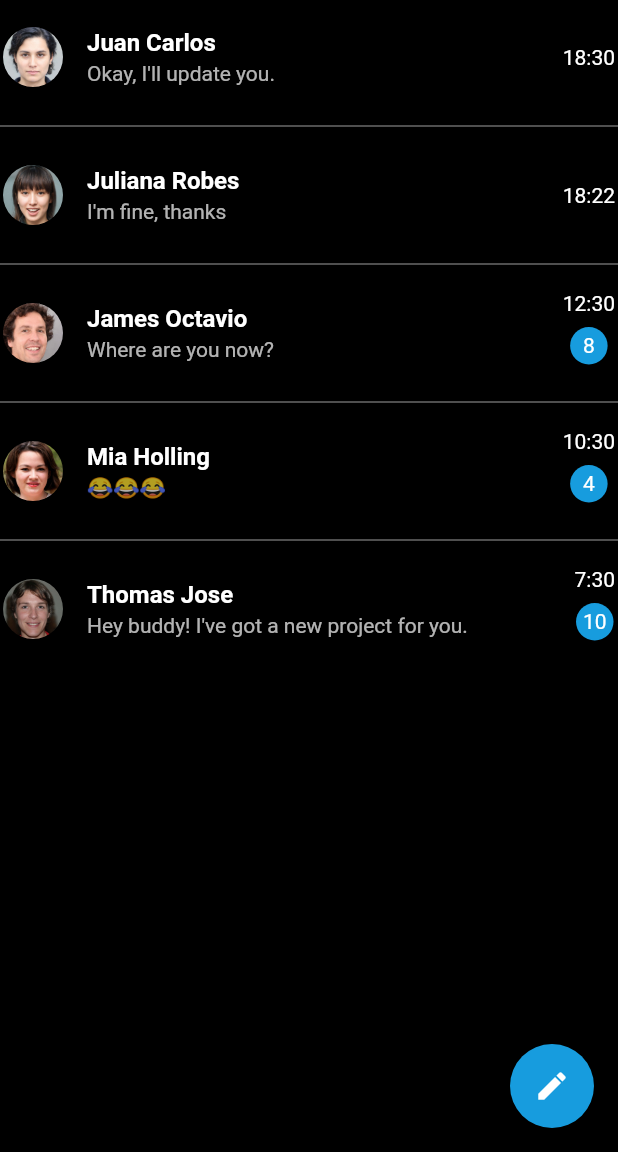
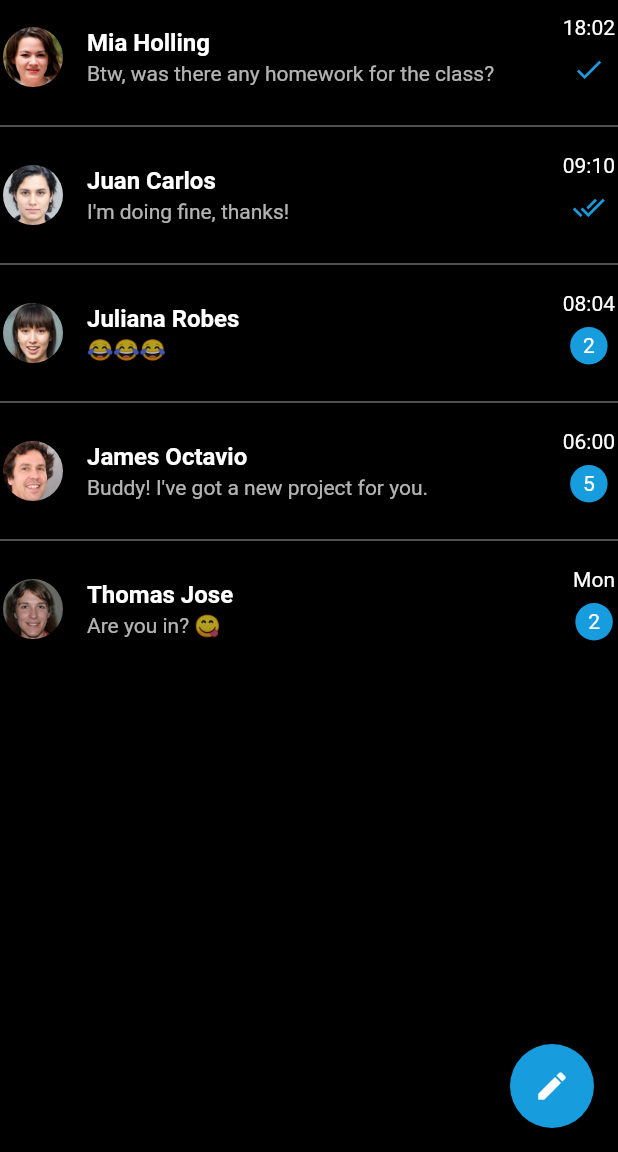
Before and after one commit to HeySreelal/TelegramUI, a Flutter app: the screen it shows after launch, on a phone screen of 412 x 824 dp, the part 84-1236 px from its top. Run offline on Flutter 3.47's test engine with Material 2 defaults, Android fonts, the phone set to English and light mode, and no system bars.

Commit message:
A better home & Refactors 🚒

```diff
--- a/lib/data/chats.dart
+++ /dev/null
@@ -1,49 +0,0 @@
-import 'package:telegram/models/chat.dart';
-
-class OwlData {
-  static List<Chat> chats = [
-    Chat(
-      id: 1,
-      name: "James Octavio",
-      lastMessage: "Where are you now?",
-      time: DateTime(2020, 4, 4, 12, 30),
-      isOnline: false,
-      unread: true,
-      unreadCount: 8,
-    ),
-    Chat(
-      id: 2,
-      name: "Juliana Robes",
-      lastMessage: "I'm fine, thanks",
-      time: DateTime(2020, 4, 4, 18, 22),
-      isOnline: true,
-      unread: false,
-    ),
-    Chat(
-      id: 3,
-      name: "Juan Carlos",
-      lastMessage: "Okay, I'll update you.",
-      time: DateTime(2020, 4, 4, 18, 30),
-      isOnline: false,
-      unread: false,
-    ),
-    Chat(
-      id: 4,
-      name: "Mia Holling",
-      lastMessage: "😂😂😂",
-      time: DateTime(2020, 4, 4, 10, 30),
-      isOnline: false,
-      unread: true,
-      unreadCount: 4,
-    ),
-    Chat(
-      id: 5,
-      name: "Thomas Jose",
-      lastMessage: "Hey buddy! I've got a new project for you.",
-      time: DateTime(2020, 4, 4, 7, 30),
-      isOnline: true,
-      unread: true,
-      unreadCount: 10,
-    ),
-  ];
-}
--- /dev/null
+++ b/lib/data/data.dart
@@ -0,0 +1,209 @@
+import 'package:telegram/models/chat.dart';
+import 'package:telegram/models/message.dart';
+
+class OwlData {
+  // The current user :)
+  static Chat get me => Chat(
+        id: 0,
+        name: "Peter Parker",
+        isOnline: true,
+      );
+
+  // All chats to be listed in the chat list
+  static List<Chat> chats = [
+    Chat(
+      id: 1,
+      name: "James Octavio",
+      isOnline: false,
+    ),
+    Chat(
+      id: 2,
+      name: "Juliana Robes",
+      isOnline: true,
+    ),
+    Chat(
+      id: 3,
+      name: "Juan Carlos",
+      isOnline: false,
+    ),
+    Chat(
+      id: 4,
+      name: "Mia Holling",
+      isOnline: false,
+    ),
+    Chat(
+      id: 5,
+      name: "Thomas Jose",
+      isOnline: true,
+    ),
+  ];
+
+  // All messages
+  static List<Message> get messages {
+    return [
+      // James Octavio
+      Message(
+        date: DateTime(2022, 4, 5, 6, 0, 0),
+        from: 1,
+        chatId: 1,
+        id: 1,
+        message: "Heyy, you up?",
+        read: false,
+      ),
+      Message(
+        date: DateTime(2022, 4, 5, 6, 0, 10),
+        from: 1,
+        chatId: 1,
+        id: 2,
+        message: "Mahnn!! Wake up, mannnn",
+        read: false,
+      ),
+      Message(
+        date: DateTime(2022, 4, 5, 6, 0, 20),
+        from: 1,
+        chatId: 1,
+        id: 3,
+        message: "Cmooonnn! Let's go out!",
+        read: false,
+      ),
+      Message(
+        date: DateTime(2022, 4, 5, 6, 0, 30),
+        from: 1,
+        chatId: 1,
+        id: 4,
+        message: "Maahnn, I'm coming!",
+        read: false,
+      ),
+      Message(
+        date: DateTime(2022, 4, 5, 6, 0, 40),
+        from: 1,
+        chatId: 1,
+        id: 5,
+        message: "Buddy! I've got a new project for you.",
+        read: false,
+      ),
+
+      // Messages from Juliana Robes
+      // chat id 2, from 2
+      Message(
+        date: DateTime(2022, 4, 5, 8, 0, 50),
+        from: 2,
+        chatId: 2,
+        id: 6,
+        message: "Hey, thank you for that free ticket!",
+      ),
+      Message(
+        date: DateTime(2022, 4, 5, 8, 0, 55),
+        from: 2,
+        chatId: 2,
+        id: 7,
+        message: "I'm going to the cinema with my friends.",
+      ),
+      Message(
+        date: DateTime(2022, 4, 5, 8, 2, 12),
+        from: 0,
+        chatId: 2,
+        id: 8,
+        message: "Have some fun, babe!",
+      ),
+      Message(
+        date: DateTime(2022, 4, 5, 8, 3, 20),
+        from: 2,
+        chatId: 2,
+        id: 9,
+        message: "Sure thing.",
+        read: false,
+      ),
+      Message(
+        date: DateTime(2022, 4, 5, 8, 4, 40),
+        from: 2,
+        chatId: 2,
+        id: 10,
+        message: "😂😂😂",
+        read: false,
+      ),
+
+      // Messages from Juan Carlos
+      // chat id 3, from 3
+      Message(
+        date: DateTime(2022, 4, 5, 9, 0, 42),
+        from: 3,
+        chatId: 3,
+        id: 11,
+        message: "Hey, how are you?",
+      ),
+      Message(
+        date: DateTime(2022, 4, 5, 9, 10),
+        from: 0,
+        chatId: 3,
+        id: 12,
+        message: "I'm doing fine, thanks!",
+      ),
+
+      // Messages from Mia Holling
+      // chat id 4, from 4
+      Message(
+        date: DateTime(2022, 4, 5, 18, 0, 13),
+        from: 0,
+        chatId: 4,
+        id: 13,
+        message: "Hey, Mia!",
+      ),
+      Message(
+        date: DateTime(2022, 4, 5, 18, 0, 15),
+        from: 0,
+        chatId: 4,
+        id: 14,
+        message: "I need that class notes Mr. James given last week.",
+      ),
+      Message(
+        date: DateTime(2022, 4, 5, 18, 0, 20),
+        from: 4,
+        chatId: 4,
+        id: 15,
+        message: "Would you mind sharing them with me? 😉",
+      ),
+      Message(
+        date: DateTime(2022, 4, 5, 18, 1, 30),
+        from: 4,
+        chatId: 4,
+        id: 16,
+        message: "Sure, I'll send them to you.",
+      ),
+      Message(
+        date: DateTime(2022, 4, 5, 18, 2, 40),
+        from: 4,
+        chatId: 4,
+        id: 17,
+        message: "Thanks!",
+      ),
+      Message(
+        date: DateTime(2022, 4, 5, 18, 2, 50),
+        from: 0,
+        chatId: 4,
+        id: 18,
+        message: "Btw, was there any homework for the class?",
+        read: false,
+      ),
+
+      // Messages from Thomas Jose
+      // chat id 5, from 5
+      Message(
+        date: DateTime(2022, 4, 4, 16, 4, 10),
+        from: 5,
+        chatId: 5,
+        id: 19,
+        message: "Bro, I'm going out this weekend.",
+        read: false,
+      ),
+      Message(
+        date: DateTime(2022, 4, 4, 16, 4, 20),
+        from: 5,
+        chatId: 5,
+        id: 20,
+        message: "Are you in? 😋",
+        read: false,
+      ),
+    ];
+  }
+}
--- a/lib/models/chat.dart
+++ b/lib/models/chat.dart
@@ -1,21 +1,34 @@
+import 'package:telegram/data/data.dart';
+import 'package:telegram/models/message.dart';
+
 class Chat {
   int id;
   String name;
-  String lastMessage;
-  DateTime time;
   bool isOnline;
-  bool unread;
-  int unreadCount;
-
-  String get avatar => name + '.jpg';
 
   Chat({
     required this.id,
     required this.name,
-    required this.lastMessage,
-    required this.time,
     required this.isOnline,
-    required this.unread,
-    this.unreadCount = 0,
-  });
+  }) {
+    messages.sort((a, b) => a.date.compareTo(b.date));
+  }
+
+  String get avatar => name + '.jpg';
+  DateTime get lastMessageTime => lastMessage.date;
+  Message get lastMessage => messages.last;
+
+  int get unreadCount => messages
+      .where(
+        (msg) => !msg.read && msg.from != OwlData.me.id,
+      )
+      .toList()
+      .length;
+
+  bool get unread => unreadCount > 0;
+  List<Message> get messages => OwlData.messages
+      .where(
+        (msg) => msg.chatId == id,
+      )
+      .toList();
 }
--- a/lib/models/message.dart
+++ b/lib/models/message.dart
@@ -4,12 +4,16 @@ class Message {
   String? photo;
   DateTime date;
   int from;
+  int chatId;
+  bool read;
 
   Message({
     required this.date,
     required this.from,
+    required this.chatId,
     required this.id,
     this.message,
     this.photo,
+    this.read = true,
   });
 }
--- /dev/null
+++ b/lib/screens/chat/chat.dart
@@ -0,0 +1,20 @@
+import 'package:flutter/material.dart';
+import 'package:telegram/models/chat.dart';
+
+class ChatScreen extends StatefulWidget {
+  final Chat chat;
+  const ChatScreen(
+    this.chat, {
+    Key? key,
+  }) : super(key: key);
+
+  @override
+  State<ChatScreen> createState() => _ChatScreenState();
+}
+
+class _ChatScreenState extends State<ChatScreen> {
+  @override
+  Widget build(BuildContext context) {
+    return Container();
+  }
+}
--- a/lib/screens/home/home.dart
+++ b/lib/screens/home/home.dart
@@ -1,5 +1,5 @@
 import 'package:flutter/material.dart';
-import 'package:telegram/data/chats.dart';
+import 'package:telegram/data/data.dart';
 import 'package:telegram/screens/home/widgets/chat_list.dart';
 import 'package:telegram/screens/home/widgets/spider_drawer.dart';
 
@@ -13,7 +13,9 @@ class Home extends StatefulWidget {
 class _HomeState extends State<Home> {
   @override
   void initState() {
-    OwlData.chats.sort((a, b) => b.time.compareTo(a.time));
+    OwlData.chats.sort(
+      (a, b) => b.lastMessageTime.compareTo(a.lastMessageTime),
+    );
     super.initState();
   }
 
--- a/lib/screens/home/widgets/chat_list.dart
+++ b/lib/screens/home/widgets/chat_list.dart
@@ -1,5 +1,5 @@
 import 'package:flutter/material.dart';
-import 'package:telegram/data/chats.dart';
+import 'package:telegram/data/data.dart';
 import 'package:telegram/screens/home/widgets/chat_tile.dart';
 
 class ChatList extends StatelessWidget {
--- a/lib/screens/home/widgets/chat_tile.dart
+++ b/lib/screens/home/widgets/chat_tile.dart
@@ -24,7 +24,7 @@ class ChatTile extends StatelessWidget {
           fontWeight: FontWeight.bold,
         ),
       ),
-      subtitle: Text(chat.lastMessage),
+      subtitle: Text(chat.lastMessage.message ?? "..."),
       trailing: chat.unread ? UnreadTrailing(chat) : ChatTime(chat),
       onTap: () {},
       style: ListTileStyle.list,
--- a/lib/screens/home/widgets/chat_time.dart
+++ b/lib/screens/home/widgets/chat_time.dart
@@ -1,6 +1,7 @@
 import 'package:flutter/material.dart';
 import 'package:telegram/models/chat.dart';
 import 'package:telegram/utils/date.dart';
+import 'package:telegram/utils/theme.dart';
 
 class ChatTime extends StatelessWidget {
   const ChatTime(
@@ -12,6 +13,27 @@ class ChatTime extends StatelessWidget {
 
   @override
   Widget build(BuildContext context) {
-    return Text(DateUtil(chat.time).getTime());
+    return Column(
+      children: [
+        Text(DateUtil(chat.lastMessageTime).getTime()),
+        const SizedBox(
+          height: 8,
+        ),
+        Container(
+          width: 25,
+          height: 25,
+          decoration: const BoxDecoration(
+            shape: BoxShape.circle,
+          ),
+          child: Center(
+            child: Icon(
+              chat.lastMessage.read ? Icons.done_all_sharp : Icons.done,
+              size: 22,
+              color: OwlTheme.lightBlue,
+            ),
+          ),
+        ),
+      ],
+    );
   }
 }
--- a/lib/screens/home/widgets/unread_trailing.dart
+++ b/lib/screens/home/widgets/unread_trailing.dart
@@ -15,7 +15,7 @@ class UnreadTrailing extends StatelessWidget {
   Widget build(BuildContext context) {
     return Column(
       children: [
-        Text(DateUtil(chat.time).getTime()),
+        Text(DateUtil(chat.lastMessageTime).getTime()),
         const SizedBox(
           height: 8,
         ),
--- a/lib/utils/date.dart
+++ b/lib/utils/date.dart
@@ -1,5 +1,6 @@
 class DateUtil {
   DateTime date;
+  DateTime now = DateTime.now();
 
   DateUtil(this.date);
 
@@ -14,7 +15,11 @@ class DateUtil {
   ];
 
   String getTime() {
-    return "${date.hour}:${date.minute}";
+    if (date.isBefore(DateTime(now.year, now.month, now.day))) {
+      return getWeek();
+    }
+
+    return "${date.hour < 10 ? '0' : ''}${date.hour}:${date.minute < 10 ? '0' : ''}${date.minute}";
   }
 
   String getWeek() {
```
